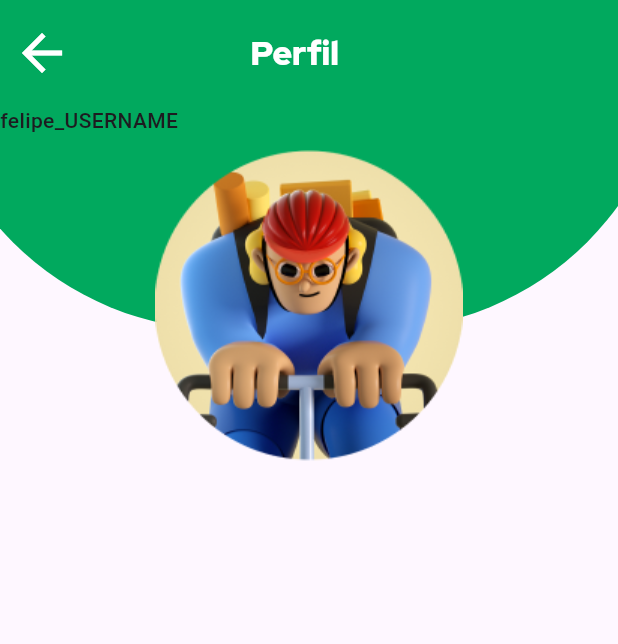
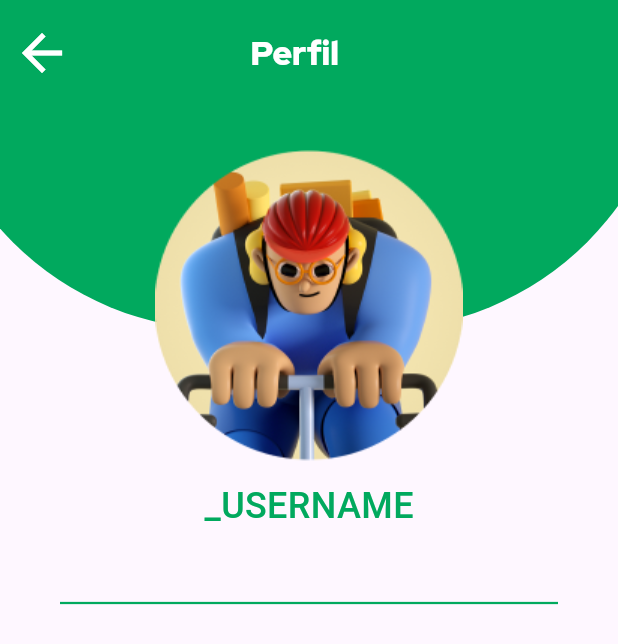
Before and after one commit to Felipi12/DoneApp, a Flutter app: the ProfileScreen screen opened directly, on a phone screen of 412 x 824 dp. Shown: the top 644 px of the screen. Run offline on Flutter 3.47's test engine with Material 3 defaults, Android fonts, the phone set to English and light mode, and no system bars; our stand-ins replace cloud_firestore, firebase_core, fl_chart, syncfusion_flutter_calendar; accounts and stored records are empty.

Commit message:
More updates

```diff
--- a/lib/Métricas.dart
+++ b/lib/Métricas.dart
@@ -23,7 +23,7 @@ class MetricsTab extends StatelessWidget {
             Align(
               alignment: Alignment.topLeft,
               child: Padding(
-                padding: const EdgeInsets.only(top: 16.0, left: 30),
+                padding: const EdgeInsets.only(top: 25.0, left: 30),
                 child: Text(
                   'Tarefas Concluídas', // The title text
                   style: TextStyle(
@@ -219,7 +219,7 @@ class PieChartWidget extends StatelessWidget {
             ),
           ),
         ),
-        SizedBox(height: 30), // Spacing between chart and subtitles
+        SizedBox(height: 50), // Spacing between chart and subtitles
         // Subtitles
         Row(
           mainAxisAlignment: MainAxisAlignment.spaceEvenly,
--- a/lib/Profile_Screen.dart
+++ b/lib/Profile_Screen.dart
@@ -22,7 +22,9 @@ class ProfileScreen extends StatelessWidget {
           toolbarHeight: 70,
           title: Padding(
               padding: EdgeInsets.only(left: 95),
-              child: Text('Perfil', style: TextStyle(color: Colors.white, fontFamily: 'RedHatDisplay'))),
+              child: Text('Perfil',
+                  style: TextStyle(
+                      color: Colors.white, fontFamily: 'RedHatDisplay'))),
           iconTheme: const IconThemeData(color: Colors.white, size: 40),
         ),
         body: Column(
@@ -49,19 +51,26 @@ class ProfileScreen extends StatelessWidget {
                   padding: EdgeInsets.only(top: 30),
                   child: Container(
                       width: MediaQuery.of(context).size.width,
-                      height: MediaQuery.of(context).size.height * 0.5,
+                      height: 220,
                       child: Column(
                         children: [Image.asset('assets/avatar.png')],
                       )),
-                ),
-                Column(
-                  mainAxisAlignment: MainAxisAlignment.center,
-                  children: [
-                    Text('felipe_USERNAME'),
-                  ],
                 )
               ],
             ),
+            Column(
+              mainAxisAlignment: MainAxisAlignment.center,
+              children: [
+                Text('_USERNAME', style: TextStyle(fontSize: 24,color: Color.fromRGBO(1, 169, 94, 1)),),
+                Padding(
+                  padding: EdgeInsets.only(top:40,left: 40, right: 40),
+                  child: Divider(
+                    color: Color.fromRGBO(1, 169, 94, 1),
+                    thickness: 1.5,
+                  ),
+                ),
+              ],
+            )
           ],
         ));
   }
```
Also changed, not shown: lib/Share.dart (+7 -6 lines).
